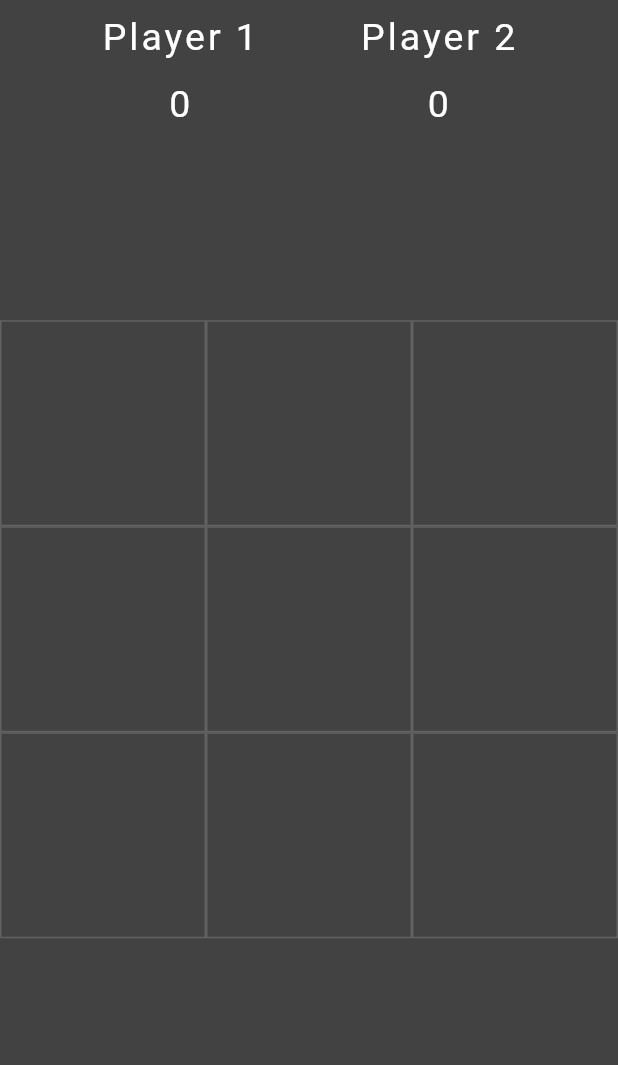
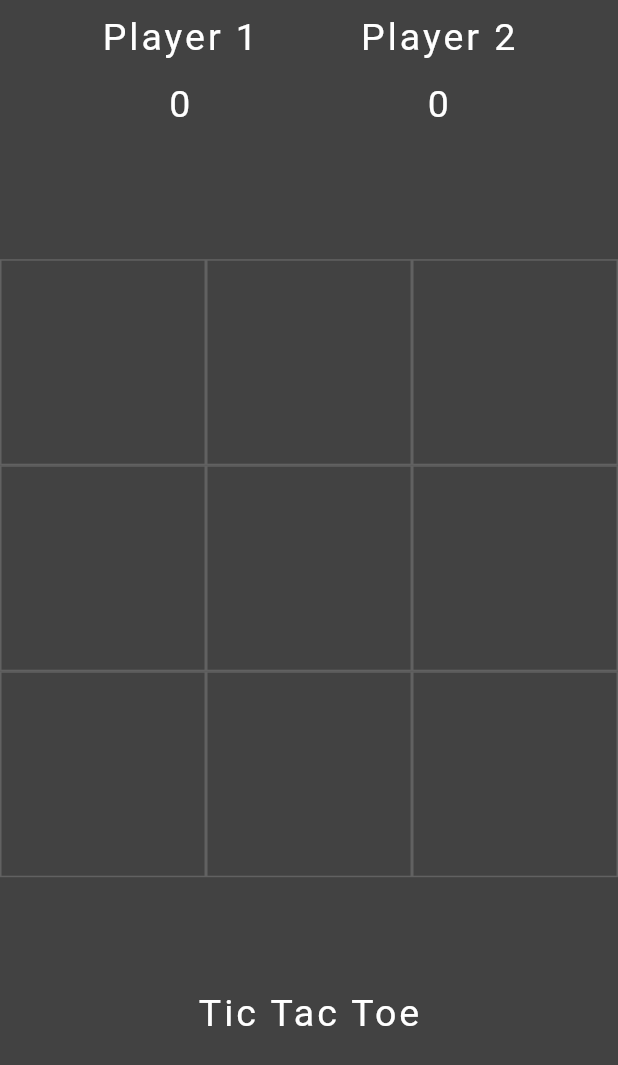
Before and after one commit to AbinPS23/tic-tac-toe, a Flutter app: the screen it shows after launch, on a phone screen of 412 x 824 dp. Shown: the top 1065 px of the screen. Run offline on Flutter 3.47's test engine with Material 2 defaults, Android fonts, the phone set to English and light mode, and no system bars; our stand-ins replace google_fonts.

Commit message:
game draw increase player2 score bug fixed and screenshots added

```diff
--- a/lib/main.dart
+++ b/lib/main.dart
@@ -12,6 +12,7 @@ class TicTacToe extends StatelessWidget {
   @override
   Widget build(BuildContext context) {
     return const MaterialApp(
+      debugShowCheckedModeBanner: false,
       home: Game(),
     );
   }
--- a/lib/view/game.dart
+++ b/lib/view/game.dart
@@ -29,7 +29,8 @@ class _GameState extends State<Game> {
   Widget build(BuildContext context) {
     return Scaffold(
       backgroundColor: Colors.grey.shade800,
-      body: Column(
+      body: SafeArea(
+        child: Column(
           children: [
            const SizedBox(height: 10,),
             Expanded(child: scoreBoard()),
@@ -57,11 +58,17 @@ class _GameState extends State<Game> {
                 },
               ),
             ),
+            Expanded(child: gameLogo())
           ],
+        ),
       ),
     );
   }
 
+//Game logo
+gameLogo(){
+  return Text("Tic Tac Toe",style: _scoreBoardTextStyle,);
+}
 //Scoreboard
 scoreBoard(){
  return Row(
@@ -79,6 +86,7 @@ scoreBoard(){
                 Text(player,style: GoogleFonts.odibeeSans(textStyle:_scoreBoardTextStyle),),
                 Divider(color: Colors.grey.shade500,),
                 Text(score.toString(),style: _scoreBoardTextStyle,),
+
               ],
             );
   }
@@ -107,7 +115,7 @@ scoreBoard(){
   _showWinnerDialog([String? winner]) {
 
     setState(() {
-      ( winner == "O")?_ohScore++:_exScore++;
+      ( winner == "O")?_ohScore++:(winner == "X")?_exScore++:null;
     });
     showDialog(
 
```
Also changed, not shown: 6 other files. Lines whose indentation alone changed are shown as unchanged.
